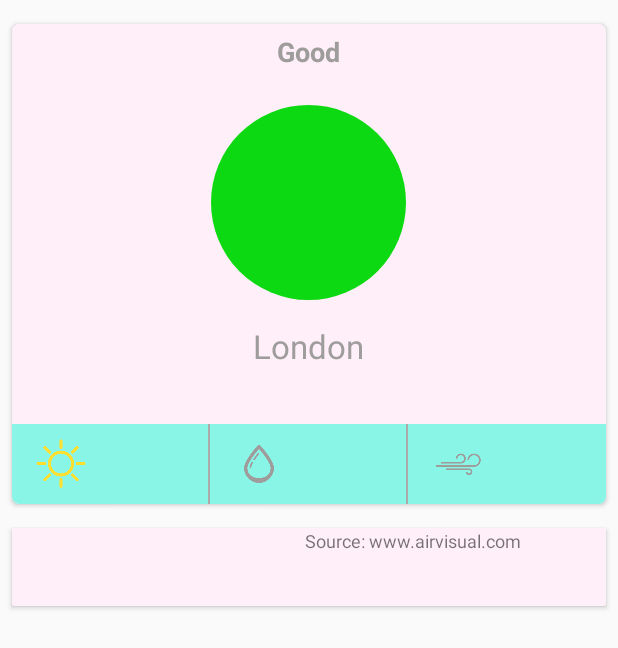
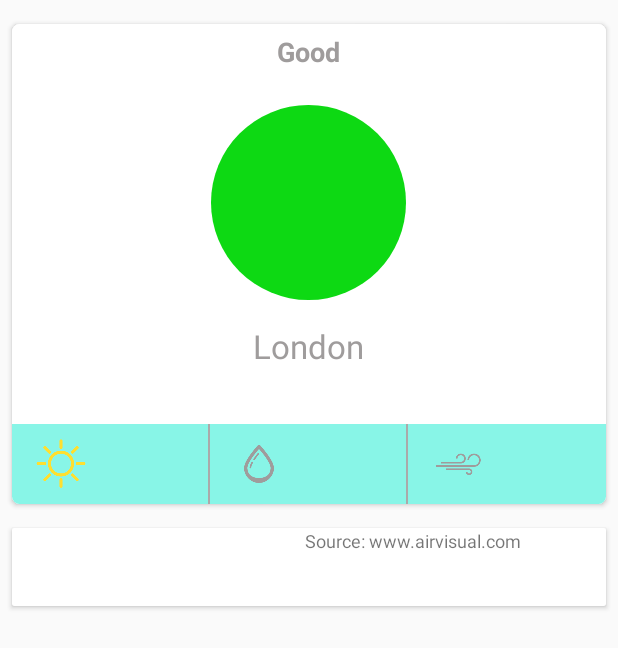
Before and after one commit to ghenamd/Ozone, an Android app: the layout item_location.xml on its own in the app's theme, with its tools: preview values and no code run, on a phone screen of 412 x 824 dp. Shown: the top 648 px of the screen. Run offline under Robolectric (Android 15) with nearby library versions, the phone set to English and light mode, and no system bars.

```diff
--- a/app/src/main/res/layout/item_location.xml
+++ b/app/src/main/res/layout/item_location.xml
@@ -22,7 +22,7 @@
         app:layout_constraintTop_toTopOf="parent">
 
         <RelativeLayout
-            android:background="@color/pink"
+            android:background="@android:color/white"
             android:layout_width="match_parent"
             android:layout_height="match_parent">
 
@@ -151,7 +151,7 @@
         <RelativeLayout
             android:layout_width="match_parent"
             android:layout_height="match_parent"
-            android:background="@color/pink">
+            android:background="@android:color/white">
             <LinearLayout
                 android:layout_width="match_parent"
                 android:id="@+id/linear_details"
```
Also changed, not shown: app/src/main/java/com/example/android/ozone/ui/view/adapter/FavouriteAdapter.java (+8 -0 lines), app/src/main/java/com/example/android/ozone/utils/AnimatorUtil.java (added, +20 -0 lines).
